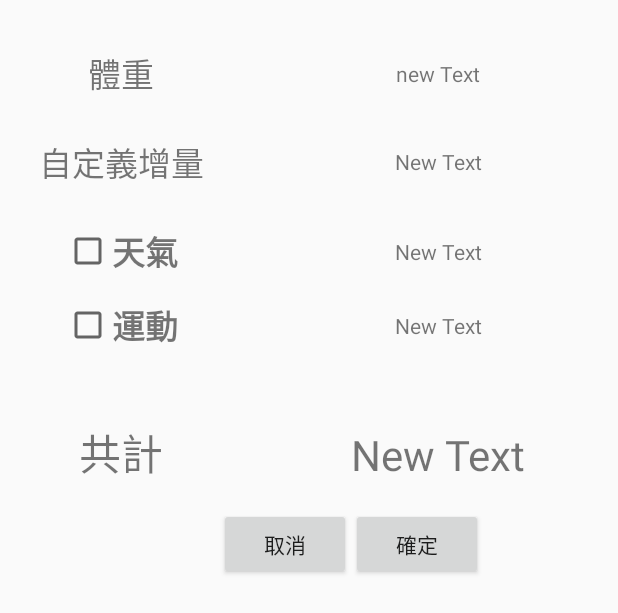
After one commit to 94drink/master, an Android app: the layout weight.xml on its own in the app's theme, with its tools: preview values and no code run, on a phone screen of 412 x 824 dp. The commit adds this screen. Shown: the top 613 px of the screen. Run offline under Robolectric (Android 15) with nearby library versions, the phone set to English and light mode, and no system bars.

Commit message:
體重Layout

```diff
--- /dev/null
+++ b/app/src/main/java/tw/com/justdrink/Weight.java
@@ -0,0 +1,22 @@
+package tw.com.justdrink;
+
+
+import android.os.Bundle;
+import android.support.v4.app.Fragment;
+import android.view.LayoutInflater;
+import android.view.View;
+import android.view.ViewGroup;
+import android.widget.TextView;
+
+public class Weight extends Fragment {
+
+    @Override
+    public View onCreateView(LayoutInflater inflater, ViewGroup container,
+                             Bundle savedInstanceState) {
+        // Inflate the layout for this fragment
+        View rootView = inflater.inflate(R.layout.fragment_setting, container, false);
+        TextView setting_tv = (TextView)rootView.findViewById(R.id.setting_text_view);
+        //((MainActivity)getActivity()).getActionBar().setTitle(R.string.nav_settings);
+        return rootView;
+    }
+}
--- /dev/null
+++ b/app/src/main/res/layout/weight.xml
@@ -0,0 +1,137 @@
+<?xml version="1.0" encoding="utf-8"?>
+<GridLayout xmlns:android="http://schemas.android.com/apk/res/android"
+    android:layout_width="match_parent"
+    android:layout_height="match_parent"
+    android:layout_margin="@dimen/activity_horizontal_margin"
+    android:columnCount="23"
+    android:orientation="vertical"
+    android:rowCount="71">
+    <TextView
+        android:id="@+id/weight"
+        android:layout_width="wrap_content"
+        android:layout_height="wrap_content"
+        android:layout_column="4"
+        android:layout_gravity="center"
+        android:padding="16dp"
+        android:text="體重"
+        android:textAppearance="?android:attr/textAppearanceLarge"
+        android:textColor="@color/abc_secondary_text_material_light"
+        android:layout_row="1"
+        android:allowUndo="false"
+        android:autoText="false"
+        android:clickable="false" />
+    <TextView
+        android:layout_width="wrap_content"
+        android:layout_height="wrap_content"
+        android:text="new Text"
+        android:id="@+id/textView1"
+        android:layout_row="1"
+        android:layout_column="15"
+        android:layout_gravity="center"/>
+    <TextView
+        android:id="@+id/textView2"
+        android:layout_width="wrap_content"
+        android:layout_height="wrap_content"
+        android:layout_column="4"
+        android:padding="10dp"
+        android:text="自定義增量"
+        android:textAppearance="?android:attr/textAppearanceLarge"
+        android:textColor="@color/abc_secondary_text_material_light"
+        android:layout_row="3"
+        android:allowUndo="false"
+        android:autoText="false"
+        android:clickable="false" />
+    <TextView
+        android:layout_width="wrap_content"
+        android:layout_height="wrap_content"
+        android:text="New Text"
+        android:id="@+id/textView3"
+        android:layout_row="3"
+        android:layout_column="15"
+        android:layout_gravity="center"/>
+    <CheckBox
+        android:layout_width="wrap_content"
+        android:layout_height="wrap_content"
+        android:text="天氣"
+        android:id="@+id/checkBox"
+        android:layout_row="6"
+        android:layout_column="4"
+        android:checked="false"
+        android:layout_gravity="center"
+        android:textSize="22sp"
+        android:textColor="@color/abc_secondary_text_material_light"
+        android:textStyle="bold"
+        android:layout_margin="@dimen/fab_margin"/>
+    <TextView
+        android:layout_width="wrap_content"
+        android:layout_height="wrap_content"
+        android:text="New Text"
+        android:layout_row="6"
+        android:layout_column="15"
+        android:layout_gravity="center"
+        android:id="@+id/textView4" />
+    <CheckBox
+        android:layout_width="wrap_content"
+        android:layout_height="wrap_content"
+        android:text="運動"
+        android:id="@+id/checkBox2"
+        android:layout_row="19"
+        android:layout_column="4"
+        android:checked="false"
+        android:layout_gravity="center"
+        android:textSize="22sp"
+        android:textColor="@color/abc_secondary_text_material_light"
+        android:textStyle="bold" />
+    <TextView
+        android:layout_width="wrap_content"
+        android:layout_height="wrap_content"
+        android:text="New Text"
+        android:id="@+id/textView5"
+        android:layout_row="19"
+        android:layout_column="15"
+        android:layout_gravity="center" />
+
+    <TextView
+        android:id="@+id/total"
+        android:layout_width="wrap_content"
+        android:layout_height="wrap_content"
+        android:layout_column="4"
+        android:layout_gravity="center|fill_vertical"
+        android:padding="@dimen/activity_vertical_margin"
+        android:text="共計"
+        android:textAppearance="?android:attr/textAppearanceLarge"
+        android:textColor="@color/abc_secondary_text_material_light"
+        android:layout_row="38"
+        android:allowUndo="false"
+        android:autoText="false"
+        android:clickable="false"
+        android:textSize="28sp"
+        android:layout_marginTop="5mm" />
+    <TextView
+        android:layout_width="wrap_content"
+        android:layout_height="wrap_content"
+        android:text="New Text"
+        android:id="@+id/textView6"
+        android:layout_row="38"
+        android:layout_column="15"
+        android:textSize="28sp"
+        android:layout_gravity="center|fill_vertical"
+        android:layout_marginTop="8mm" />
+
+    <Button
+        android:layout_width="wrap_content"
+        android:layout_height="wrap_content"
+        android:text="取消"
+        android:id="@+id/button"
+        android:layout_row="67"
+        android:layout_column="5" />
+
+    <Button
+        android:layout_width="wrap_content"
+        android:layout_height="wrap_content"
+        android:text="確定"
+        android:id="@+id/button2"
+        android:layout_row="67"
+        android:layout_column="15" />
+
+</GridLayout>
--- a/app/src/main/res/values/colors.xml
+++ b/app/src/main/res/values/colors.xml
@@ -38,7 +38,7 @@
     <color name="oldlace">#FDF5E6</color><!--老花色 -->
     <color name="lightgoldenrodyellow">#FAFAD2</color><!--亮金黄色 -->
     <color name="linen">#FAF0E6</color><!--亚麻色 -->
-    <color name="antiquewhite">#FAEBD7</color><!--古董白 -->
+    <color name="antiquewhite">#f8cf98</color><!--古董白 -->
     <color name="salmon">#FA8072</color><!--鲜肉色 -->
     <color name="ghostwhite">#F8F8FF</color><!--幽灵白 -->
     <color name="mintcream">#F5FFFA</color><!--薄荷色 -->
--- a/app/src/main/res/values/strings.xml
+++ b/app/src/main/res/values/strings.xml
@@ -12,6 +12,7 @@
 
     <!-- TODO: Remove or change this placeholder text -->
     <string name="hello_blank_fragment">Hello blank fragment</string>
+    <string name="weight" />
     <!--<string name="nav_share">Share</string>-->
     <!--<string name="widgets">Widgets</string>-->
     <!--<string name="backup">Backup and Restore</string>-->
```
